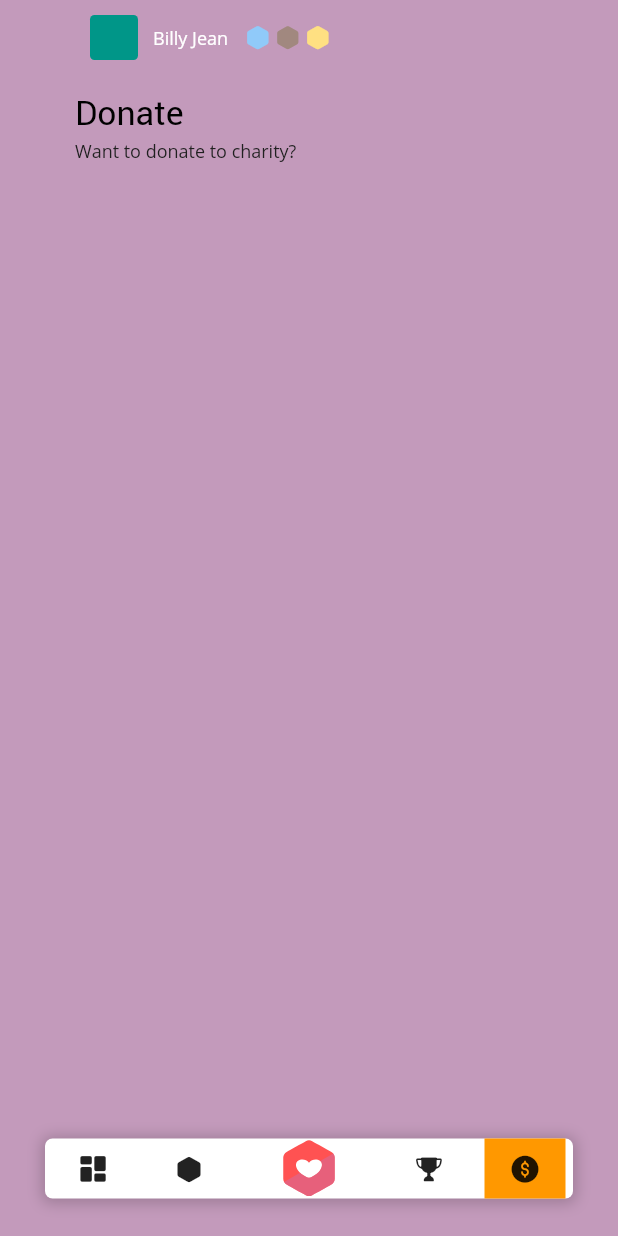
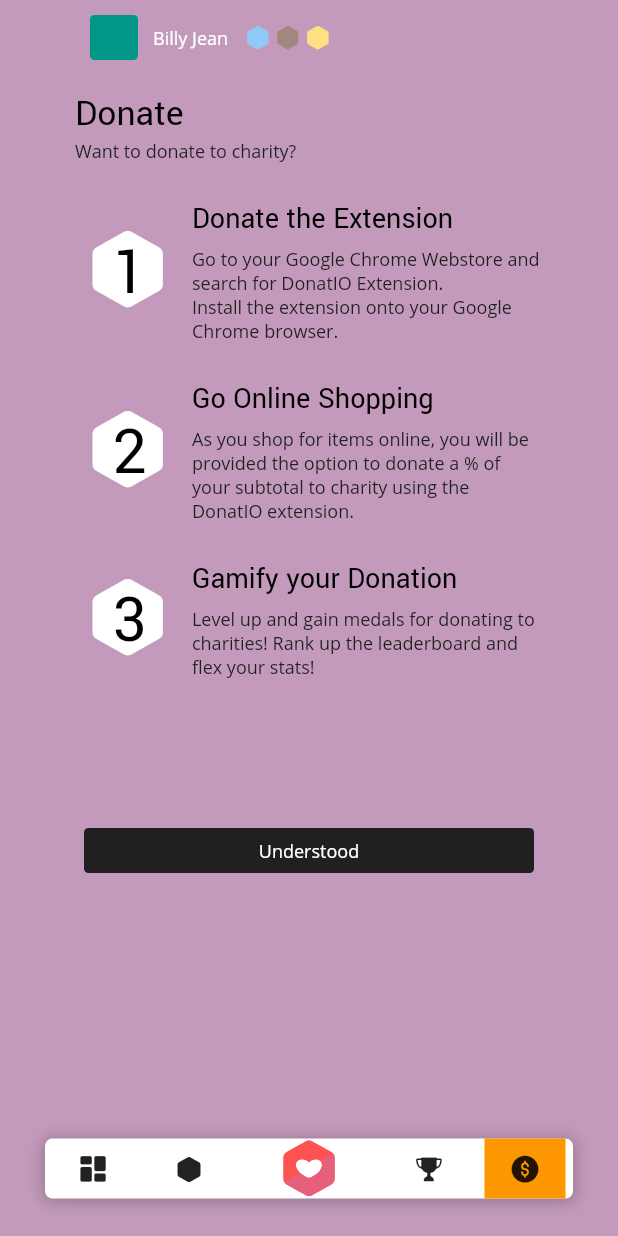
Before and after one commit to joshmalek/donatio-app, a Flutter app: the screen it shows after launch, item 4 of the bottom bar chosen, on a phone screen of 412 x 824 dp. Run offline on Flutter 3.47's test engine with Material 2 defaults, Android fonts, the phone set to English and light mode, and no system bars; our stand-ins replace flutter_hooks, flutter_svg, google_fonts.

Commit message:
Completed donate tab

```diff
--- a/lib/screens/DonateScreen.dart
+++ b/lib/screens/DonateScreen.dart
@@ -1,5 +1,7 @@
 import 'package:donatio_app/components/Navbar.dart';
+import 'package:donatio_app/components/ParallelButton.dart';
 import 'package:donatio_app/screens/Dashboard.dart';
+import 'package:donatio_app/src/Icomoon.dart';
 import 'package:donatio_app/src/ThemePalette.dart';
 import 'package:flutter/cupertino.dart';
 import 'package:flutter/material.dart';
@@ -20,7 +22,28 @@ class DonateBody extends StatelessWidget {
   Widget build(BuildContext conext) {
     return SafeArea(
         child: Column(
-      children: <Widget>[AppHeader(), DonateHeader()],
+      children: <Widget>[
+        AppHeader(),
+        DonateHeader(),
+        DonateParagraph(
+            index: 1,
+            title: "Donate the Extension",
+            paragraph:
+                "Go to your Google Chrome Webstore and search for DonatIO Extension.\nInstall the extension onto your Google Chrome browser."),
+        DonateParagraph(
+            index: 2,
+            title: "Go Online Shopping",
+            paragraph:
+                "As you shop for items online, you will be provided the option to donate a % of your subtotal to charity using the DonatIO extension."),
+        DonateParagraph(
+            index: 3,
+            title: "Gamify your Donation",
+            paragraph:
+                "Level up and gain medals for donating to charities! Rank up the leaderboard and flex your stats!"),
+        Container(
+            child: ParallelButton("Understood", 300),
+            margin: EdgeInsets.fromLTRB(0, 100, 0, 0))
+      ],
     ));
   }
 }
@@ -45,8 +68,51 @@ class DonateHeader extends StatelessWidget {
 }
 
 class DonateParagraph extends StatelessWidget {
+  int _index;
+  String _title;
+  String _paragraph;
+
+  DonateParagraph({int index, String title, String paragraph}) {
+    this._index = index;
+    this._title = title;
+    this._paragraph = paragraph;
+  }
+
   @override
   Widget build(BuildContext context) {
-    return Container();
+    return Container(
+        margin: EdgeInsets.fromLTRB(50, 20, 50, 0),
+        child: Row(
+          children: <Widget>[
+            Flexible(
+                flex: 1,
+                child: Container(
+                    alignment: Alignment.topCenter,
+                    child: Stack(
+                      children: <Widget>[
+                        Icon(Icomoon.hexagon, color: Colors.white, size: 70),
+                        Container(
+                          margin: EdgeInsets.fromLTRB(0, 10, 5, 0),
+                          alignment: Alignment.center,
+                          child: Text(_index.toString(),
+                              style: FontPresets.medium),
+                        )
+                      ],
+                    ))),
+            Flexible(
+                flex: 3,
+                child: Container(
+                    child: Column(
+                  children: <Widget>[
+                    Container(
+                      child: Text(_title, style: FontPresets.title2),
+                      margin: EdgeInsets.fromLTRB(0, 5, 0, 5),
+                      alignment: Alignment.centerLeft,
+                    ),
+                    Text(_paragraph)
+                  ],
+                )))
+          ],
+        ));
   }
 }
```
